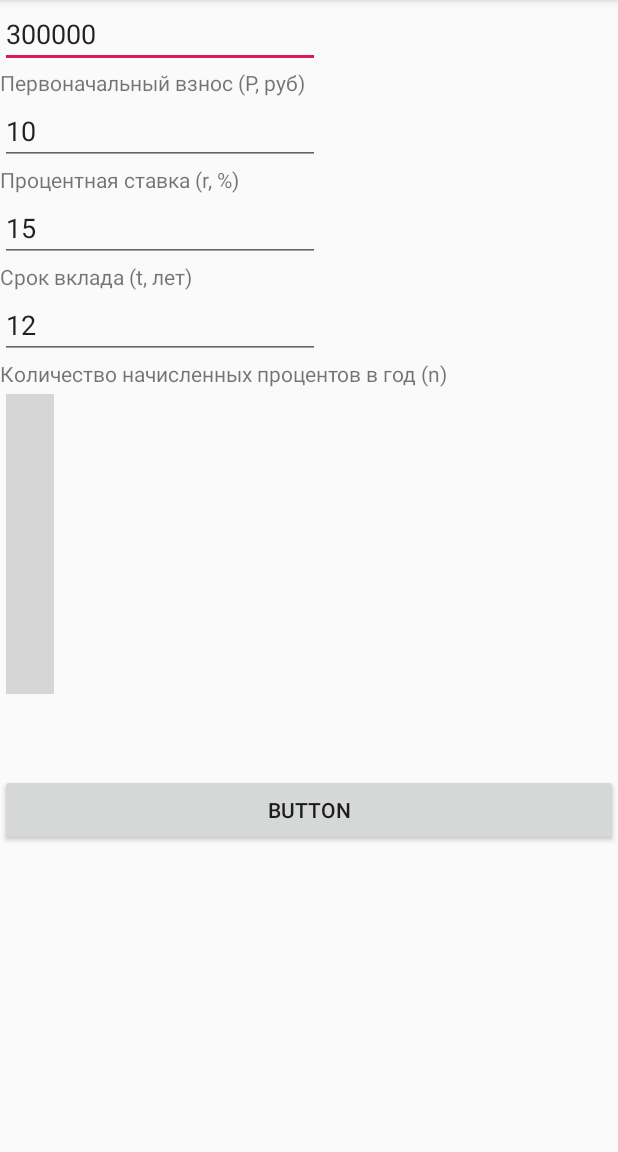
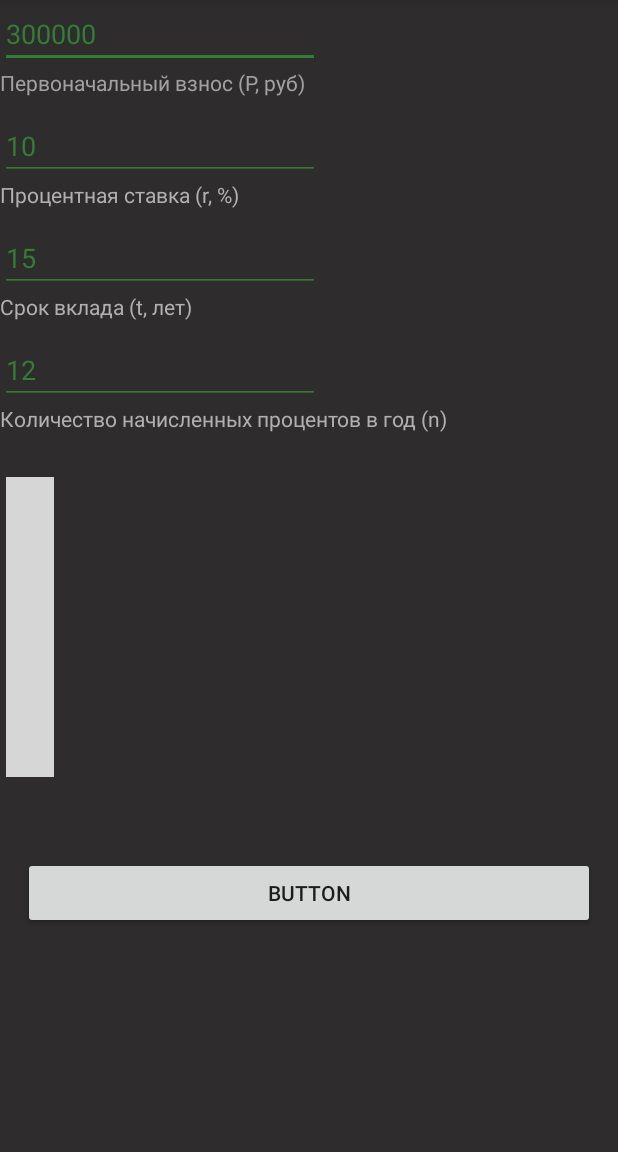
Before and after one commit to Serrggor49/FinCalc, an Android app: the screen it shows after launch (MainActivity), on a phone screen of 412 x 824 dp, the part 84-1236 px from its top. Run offline under Robolectric (Android 15) with nearby library versions, the phone set to English and light mode, and no system bars; libraries missing offline, so code that uses them is left out: com.jjoe64.graphview; plain views replace GraphView; 1 statement that could not run was skipped; grey boxes are pictures that could not be loaded.

Commit message:
сделал темный дизайн

```diff
--- a/app/src/main/java/com49/comments49/fincalc/MainActivity.java
+++ b/app/src/main/java/com49/comments49/fincalc/MainActivity.java
@@ -19,6 +19,10 @@ import java.lang.reflect.Array;
 import java.text.NumberFormat;
 import java.util.ArrayList;
 
+
+
+// https://github.com/jjoe64/GraphView-Demos/blob/master/app/src/main/java/com/jjoe64/graphview_demos/examples/StylingColors.java описание либы по построению графиков
+
 public class MainActivity extends AppCompatActivity {
 
     Double A; // результат инвестирования под сложный процент
@@ -35,6 +39,7 @@ public class MainActivity extends AppCompatActivity {
     EditText kolichestvo_nachisleniy;
     TextView profit;
     TextView result;
+    GraphView graph;
 
     LineGraphSeries<DataPoint> graf_1;
     LineGraphSeries<DataPoint> graf_2;
@@ -45,6 +50,7 @@ public class MainActivity extends AppCompatActivity {
         super.onCreate(savedInstanceState);
         setContentView(R.layout.activity_main);
 
+        init();
         Button button = findViewById(R.id.button_id);
 
 
@@ -53,12 +59,7 @@ public class MainActivity extends AppCompatActivity {
 
     public void getData(View view) { //получаем значение полей и вычисляем результат
 
-        vznosPervonachalniy = findViewById(R.id.vznos_pervonachalniy_editText_id);
-        stavkaProcentnaya = findViewById(R.id.stavka_procentnaya_editText_id);
-        srok = findViewById(R.id.srok_editText_id);
-        kolichestvo_nachisleniy = findViewById(R.id.kolichestvo_nachisleniy_editText_id);
-        result = findViewById(R.id.result_editText_id);
-        profit = findViewById(R.id.profit_editText_id);
+
 
 
         String vznos = vznosPervonachalniy.getText().toString().replace(" ", ""); // убираем пробелы-разделители, дабы не выдало ошибку при преобразовании полученного значения в Double
@@ -115,7 +116,6 @@ public class MainActivity extends AppCompatActivity {
 
 
     void setGraph() {
-        GraphView graph = findViewById(R.id.graph);
 
 //        LineGraphSeries<DataPoint> series = new LineGraphSeries<>(new DataPoint[]{  // пример заполнения
 //                new DataPoint(0, 1),
@@ -130,12 +130,16 @@ public class MainActivity extends AppCompatActivity {
 //                new DataPoint(10, 6)
 //        });
 
-//
-        //graph.setTitleColor(R.color.green);
-        //graph.setTitle("график сложного процента");
-        graph.setCursorMode(true);
 
 
+        graf_1.setColor(getResources().getColor(R.color.green_graf, null));  // цвет графика
+
+        graph.getGridLabelRenderer().setGridColor(Color.GRAY); // цвет сетки графика
+        graph.getGridLabelRenderer().setVerticalLabelsColor(Color.WHITE); // цвет текста по оси Y
+        graph.getGridLabelRenderer().setHorizontalLabelsColor(Color.WHITE); // цвет текста по оси Y
+
+
+        graph.setCursorMode(true);
         graph.getViewport().setMinX(0); // минимальное значение графика по оси X
         graph.getViewport().setMaxX(t); // максимальное значение графика по оси X
 
@@ -149,20 +153,32 @@ public class MainActivity extends AppCompatActivity {
         graph.addSeries(graf_1);
 
 
-
-
-
-        graf_2 = new LineGraphSeries<>(new DataPoint[] {
-                new DataPoint(0, P),
-                new DataPoint(t, A_2),
-
-        });
-
-        graf_2.setColor(Color.RED);
-        graph.addSeries(graf_2);
+//        graf_2 = new LineGraphSeries<>(new DataPoint[] {
+//                new DataPoint(0, P),
+//                new DataPoint(t, A_2),
+//
+//        });
+//        graf_2.setColor(Color.RED);
+//        graph.addSeries(graf_2);
 
 
         //Toast.makeText(this, "результат " + A_2, Toast.LENGTH_LONG).show();
+
+    }
+
+
+    public void init(){
+        graph = findViewById(R.id.graph);
+
+        vznosPervonachalniy = findViewById(R.id.vznos_pervonachalniy_editText_id);
+        stavkaProcentnaya = findViewById(R.id.stavka_procentnaya_editText_id);
+        srok = findViewById(R.id.srok_editText_id);
+        kolichestvo_nachisleniy = findViewById(R.id.kolichestvo_nachisleniy_editText_id);
+        result = findViewById(R.id.result_editText_id);
+        profit = findViewById(R.id.profit_editText_id);
+    }
+
+    static void setDesignGraf(){
 
     }
 
--- a/app/src/main/res/layout/activity_main.xml
+++ b/app/src/main/res/layout/activity_main.xml
@@ -4,7 +4,7 @@
     xmlns:tools="http://schemas.android.com/tools"
     android:layout_width="match_parent"
     android:layout_height="match_parent"
-    android:background="#00E9E9E9"
+    android:background="#2E2C2C"
     tools:context=".MainActivity">
 
     <LinearLayout
@@ -15,80 +15,98 @@
         <LinearLayout
             android:layout_width="match_parent"
             android:layout_height="wrap_content"
-            android:orientation="vertical">
+            android:orientation="vertical"
+            android:paddingBottom="10dp">
 
             <EditText
                 android:id="@+id/vznos_pervonachalniy_editText_id"
                 android:layout_width="wrap_content"
                 android:layout_height="wrap_content"
+                android:backgroundTint="#327E36"
                 android:ems="10"
                 android:inputType="numberDecimal"
-                android:text="300000" />
+                android:text="300000"
+                android:textColor="#327E36" />
 
             <TextView
                 android:layout_width="wrap_content"
                 android:layout_height="wrap_content"
-                android:text="Первоначальный взнос (Р, руб)" />
+                android:text="Первоначальный взнос (Р, руб)"
+                android:textColor="#A2A1A1" />
 
         </LinearLayout>
 
         <LinearLayout
             android:layout_width="match_parent"
             android:layout_height="wrap_content"
-            android:orientation="vertical">
+            android:orientation="vertical"
+            android:paddingBottom="10dp">
 
             <EditText
                 android:id="@+id/stavka_procentnaya_editText_id"
                 android:layout_width="wrap_content"
                 android:layout_height="wrap_content"
+                android:backgroundTint="#327E36"
                 android:ems="10"
                 android:inputType="numberDecimal"
-                android:text="10" />
+                android:text="10"
+                android:textColor="#327E36"
+                android:textColorLink="#5C6A9C"
+                android:textCursorDrawable="@color/colorPrimaryDark" />
 
             <TextView
                 android:layout_width="wrap_content"
                 android:layout_height="wrap_content"
-                android:text="Процентная ставка (r, %)" />
+                android:text="Процентная ставка (r, %)"
+                android:textColor="#B1B0B0" />
 
         </LinearLayout>
 
         <LinearLayout
             android:layout_width="match_parent"
             android:layout_height="wrap_content"
-            android:orientation="vertical">
+            android:orientation="vertical"
+            android:paddingBottom="10dp">
 
             <EditText
                 android:id="@+id/srok_editText_id"
                 android:layout_width="wrap_content"
                 android:layout_height="wrap_content"
+                android:backgroundTint="#327E36"
                 android:ems="10"
                 android:inputType="numberDecimal"
-                android:text="15" />
+                android:text="15"
+                android:textColor="#327E36" />
 
             <TextView
                 android:layout_width="wrap_content"
                 android:layout_height="wrap_content"
-                android:text="Срок вклада (t, лет)" />
+                android:text="Срок вклада (t, лет)"
+                android:textColor="#B1B0B0" />
 
         </LinearLayout>
 
         <LinearLayout
             android:layout_width="match_parent"
             android:layout_height="wrap_content"
-            android:orientation="vertical">
+            android:orientation="vertical"
+            android:paddingBottom="25dp">
 
             <EditText
                 android:id="@+id/kolichestvo_nachisleniy_editText_id"
                 android:layout_width="wrap_content"
                 android:layout_height="wrap_content"
+                android:backgroundTint="#327E36"
                 android:ems="10"
                 android:inputType="numberDecimal"
-                android:text="12" />
+                android:text="12"
+                android:textColor="#327E36" />
 
             <TextView
                 android:layout_width="wrap_content"
                 android:layout_height="wrap_content"
-                android:text="Количество начисленных процентов в год (n)" />
+                android:text="Количество начисленных процентов в год (n)"
+                android:textColor="#B1B0B0" />
 
         </LinearLayout>
 
@@ -102,20 +120,24 @@
             android:id="@+id/result_editText_id"
             android:layout_width="match_parent"
             android:layout_height="wrap_content"
-            android:textColor="#FA070000"
+            android:layout_marginLeft="15dp"
+            android:textColor="#327E36"
             android:textSize="18sp" />
 
         <TextView
             android:id="@+id/profit_editText_id"
             android:layout_width="match_parent"
             android:layout_height="wrap_content"
-            android:textColor="#FA070000"
+            android:layout_marginLeft="15dp"
+            android:textColor="#327E36"
             android:textSize="18sp" />
 
         <Button
             android:id="@+id/button_id"
             android:layout_width="match_parent"
             android:layout_height="wrap_content"
+            android:layout_marginLeft="15dp"
+            android:layout_marginRight="15dp"
             android:onClick="getData"
             android:text="Button" />
 
--- a/app/src/main/res/values/colors.xml
+++ b/app/src/main/res/values/colors.xml
@@ -4,5 +4,6 @@
     <color name="colorPrimaryDark">#00574B</color>
     <color name="colorAccent">#D81B60</color>
     <color name="green">#006635</color>
+    <color name="green_graf">#327E36</color>
     <color name="gray_1">#E9E9E9</color>
 </resources>
```
